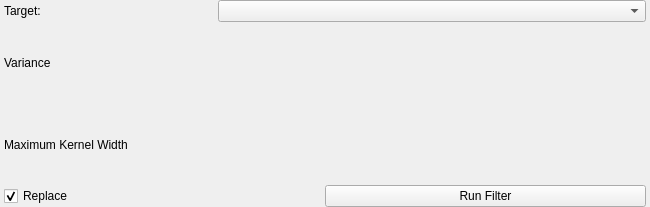
SCIInstitute/Seg3D, file src/Interface/ToolInterface/DiscreteGaussianFilterInterface.ui: the form before one commit.
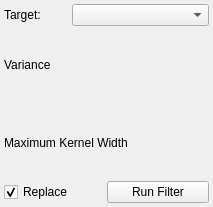
The form after the commit.

```diff
--- a/src/Interface/ToolInterface/DiscreteGaussianFilterInterface.ui
+++ b/src/Interface/ToolInterface/DiscreteGaussianFilterInterface.ui
@@ -6,7 +6,7 @@
    <rect>
     <x>0</x>
     <y>0</y>
-    <width>650</width>
+    <width>213</width>
     <height>207</height>
    </rect>
   </property>
@@ -41,18 +41,9 @@
    <property name="spacing">
     <number>0</number>
    </property>
-   <property name="leftMargin">
+   <property name="margin">
     <number>4</number>
    </property>
-   <property name="topMargin">
-    <number>0</number>
-   </property>
-   <property name="rightMargin">
-    <number>4</number>
-   </property>
-   <property name="bottomMargin">
-    <number>0</number>
-   </property>
    <item>
     <layout class="QHBoxLayout" name="activeHLayout" stretch="1,2">
      <property name="spacing">
```
